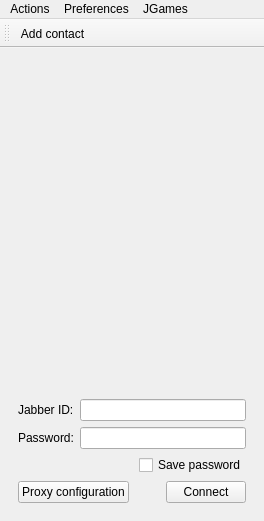
First picture: the form in mainwindow.ui, repository xmpp-graveyard/jabbim, before the edit.
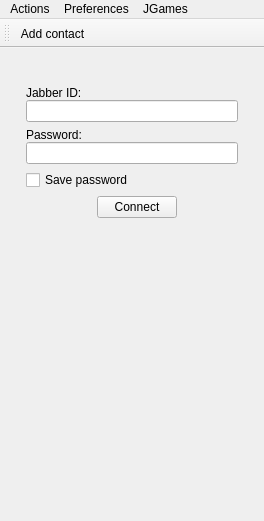
Second picture: the form after the edit. Icons and pictures are not drawn.

Commit message: pretvoreni gui podle cornela

Diff of the .ui file:
```diff
--- a/mainwindow.ui
+++ b/mainwindow.ui
@@ -401,7 +401,20 @@
         <property name="spacing" >
          <number>6</number>
         </property>
-        <item row="1" column="0" >
+        <item row="0" column="0" colspan="3" >
+         <widget class="QLabel" name="label_7" >
+          <property name="text" >
+           <string/>
+          </property>
+          <property name="pixmap" >
+           <pixmap>images/logo.png</pixmap>
+          </property>
+          <property name="alignment" >
+           <set>Qt::AlignCenter</set>
+          </property>
+         </widget>
+        </item>
+        <item row="2" column="1" >
          <spacer>
           <property name="orientation" >
            <enum>Qt::Vertical</enum>
@@ -409,13 +422,13 @@
           <property name="sizeHint" >
            <size>
             <width>20</width>
-            <height>191</height>
+            <height>171</height>
            </size>
           </property>
          </spacer>
         </item>
-        <item row="2" column="0" colspan="2" >
-         <layout class="QHBoxLayout" >
+        <item row="1" column="1" >
+         <layout class="QVBoxLayout" >
           <property name="margin" >
            <number>0</number>
           </property>
@@ -428,7 +441,7 @@
              <number>0</number>
             </property>
             <property name="spacing" >
-             <number>6</number>
+             <number>0</number>
             </property>
             <item>
              <widget class="QLabel" name="label_8" >
@@ -438,25 +451,25 @@
              </widget>
             </item>
             <item>
+             <widget class="QLineEdit" name="jid_2" />
+            </item>
+           </layout>
+          </item>
+          <item>
+           <layout class="QVBoxLayout" >
+            <property name="margin" >
+             <number>0</number>
+            </property>
+            <property name="spacing" >
+             <number>0</number>
+            </property>
+            <item>
              <widget class="QLabel" name="label_9" >
               <property name="text" >
                <string>Password:</string>
               </property>
              </widget>
             </item>
-           </layout>
-          </item>
-          <item>
-           <layout class="QVBoxLayout" >
-            <property name="margin" >
-             <number>0</number>
-            </property>
-            <property name="spacing" >
-             <number>6</number>
-            </property>
-            <item>
-             <widget class="QLineEdit" name="jid_2" />
-            </item>
             <item>
              <widget class="QLineEdit" name="password" >
               <property name="echoMode" >
@@ -466,22 +479,7 @@
             </item>
            </layout>
           </item>
-         </layout>
-        </item>
-        <item row="3" column="0" >
-         <spacer>
-          <property name="orientation" >
-           <enum>Qt::Horizontal</enum>
-          </property>
-          <property name="sizeHint" >
-           <size>
-            <width>101</width>
-            <height>20</height>
-           </size>
-          </property>
-         </spacer>
-        </item>
-        <item row="3" column="1" >
+          <item>
          <widget class="QCheckBox" name="savePassword" >
           <property name="layoutDirection" >
            <enum>Qt::LeftToRight</enum>
@@ -491,7 +489,7 @@
           </property>
          </widget>
         </item>
-        <item row="4" column="0" colspan="2" >
+          <item>
          <layout class="QHBoxLayout" >
           <property name="margin" >
            <number>0</number>
@@ -499,13 +497,6 @@
           <property name="spacing" >
            <number>6</number>
           </property>
-          <item>
-           <widget class="QPushButton" name="proxy" >
-            <property name="text" >
-             <string>Proxy configuration</string>
-            </property>
-           </widget>
-          </item>
           <item>
            <spacer>
             <property name="orientation" >
@@ -513,7 +504,7 @@
             </property>
             <property name="sizeHint" >
              <size>
-              <width>20</width>
+                <width>81</width>
               <height>20</height>
              </size>
             </property>
@@ -526,20 +517,48 @@
             </property>
            </widget>
           </item>
-         </layout>
-        </item>
-        <item row="0" column="0" colspan="2" >
-         <widget class="QLabel" name="label_7" >
-          <property name="text" >
-           <string/>
+            <item>
+             <spacer>
+              <property name="orientation" >
+               <enum>Qt::Horizontal</enum>
+              </property>
+              <property name="sizeHint" >
+               <size>
+                <width>71</width>
+                <height>20</height>
+               </size>
+              </property>
+             </spacer>
+            </item>
+           </layout>
+          </item>
+         </layout>
+        </item>
+        <item row="1" column="0" >
+         <spacer>
+          <property name="orientation" >
+           <enum>Qt::Horizontal</enum>
           </property>
-          <property name="pixmap" >
-           <pixmap>images/logo.png</pixmap>
+          <property name="sizeHint" >
+           <size>
+            <width>21</width>
+            <height>20</height>
+           </size>
           </property>
-          <property name="alignment" >
-           <set>Qt::AlignCenter</set>
+         </spacer>
+        </item>
+        <item row="1" column="2" >
+         <spacer>
+          <property name="orientation" >
+           <enum>Qt::Horizontal</enum>
           </property>
-         </widget>
+          <property name="sizeHint" >
+           <size>
+            <width>21</width>
+            <height>20</height>
+           </size>
+          </property>
+         </spacer>
         </item>
        </layout>
       </widget>
```
Lines whose indentation alone changed are shown as unchanged. The commit also changes 2 other files.
